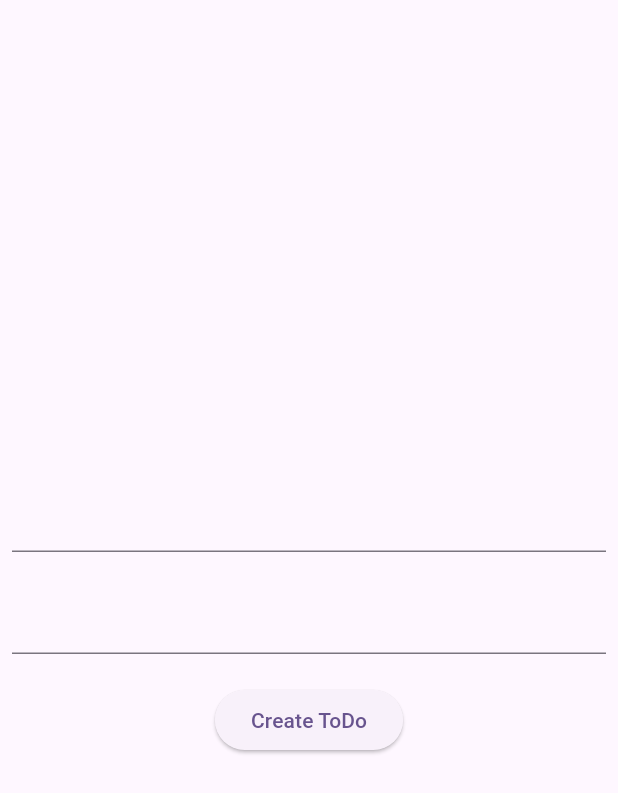
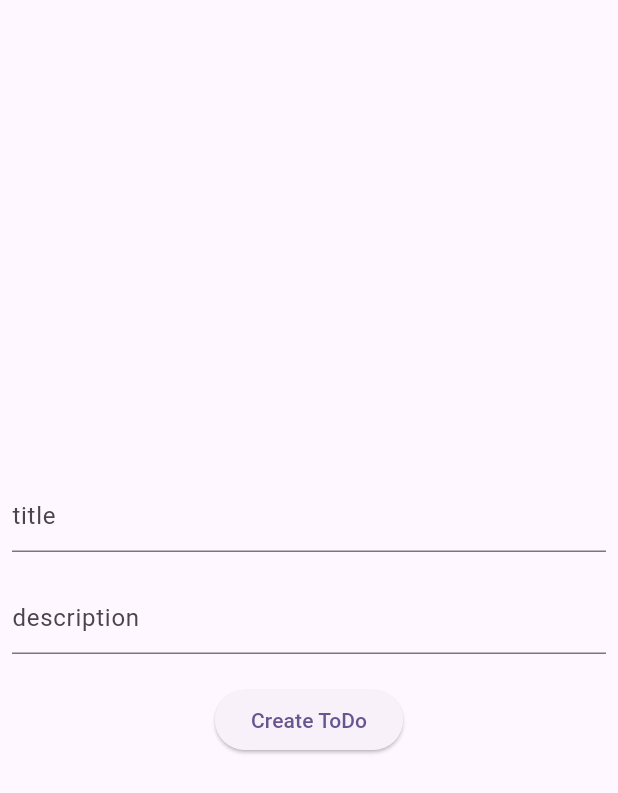
Before and after one commit to smilingmajid/todolist_clean, a Flutter app: the screen it shows after launch, after a tap on "Create ToDo", on a phone screen of 412 x 824 dp. Shown: the top 793 px of the screen. Run offline on Flutter 3.47's test engine with Material 3 defaults, Android fonts, the phone set to English and light mode, and no system bars; our stand-ins replace get.

Commit message:
controller add to make todo screen

```diff
--- a/lib/features/maketodo/presentation/make_todo_screen.dart
+++ b/lib/features/maketodo/presentation/make_todo_screen.dart
@@ -13,13 +13,22 @@ class MakeTodoScreen extends GetView<MakeTodoController> {
         child: Column(
           mainAxisAlignment: MainAxisAlignment.center,
           children: [
-            TextField(),
+            TextField(
+              controller: controller.titleCtrl,
+              decoration: const InputDecoration(hintText: "title"),
+            ),
             SizedBox(height: 20),
-            TextField(),
+            TextField(
+              controller: controller.descriptionCtrl,
+              decoration: const InputDecoration(hintText: "description"),
+            ),
             SizedBox(height: 20),
-            ElevatedButton(onPressed: () {
-
-            }, child: Text("Create ToDo")),
+            ElevatedButton(
+              onPressed: () {
+                controller.createTodoAction();
+              },
+              child: Text("Create ToDo"),
+            ),
           ],
         ),
       ),
```
